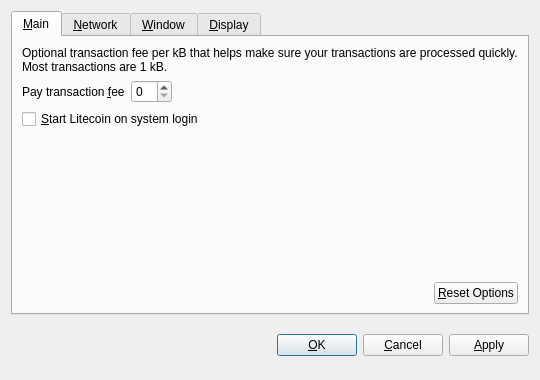
Above: src/qt/forms/optionsdialog.ui from nuggetbram/gammacoin before the change. Below: the same form after it.
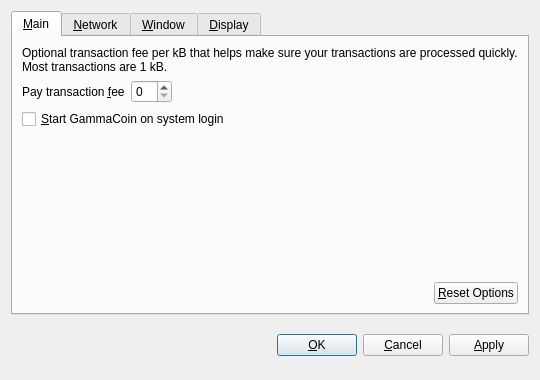
That is the form after the change. Custom widgets are drawn as their Qt base class.

The edit to the form file:
```diff
--- a/src/qt/forms/optionsdialog.ui
+++ b/src/qt/forms/optionsdialog.ui
@@ -82,7 +82,7 @@
           <string>Automatically start Litecoin after logging in to the system.</string>
          </property>
          <property name="text">
-          <string>&amp;Start Litecoin on system login</string>
+          <string>&amp;Start GammaCoin on system login</string>
          </property>
         </widget>
        </item>
```
Left out of the diff: 10 changed lines with no effect on the pictures.
